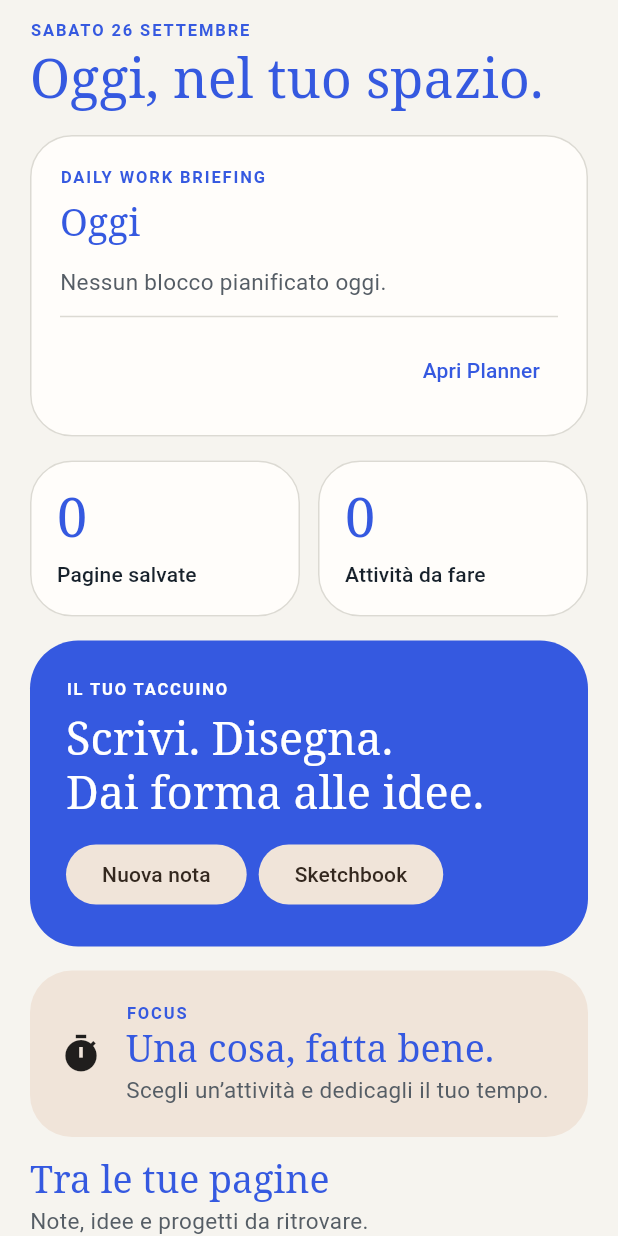
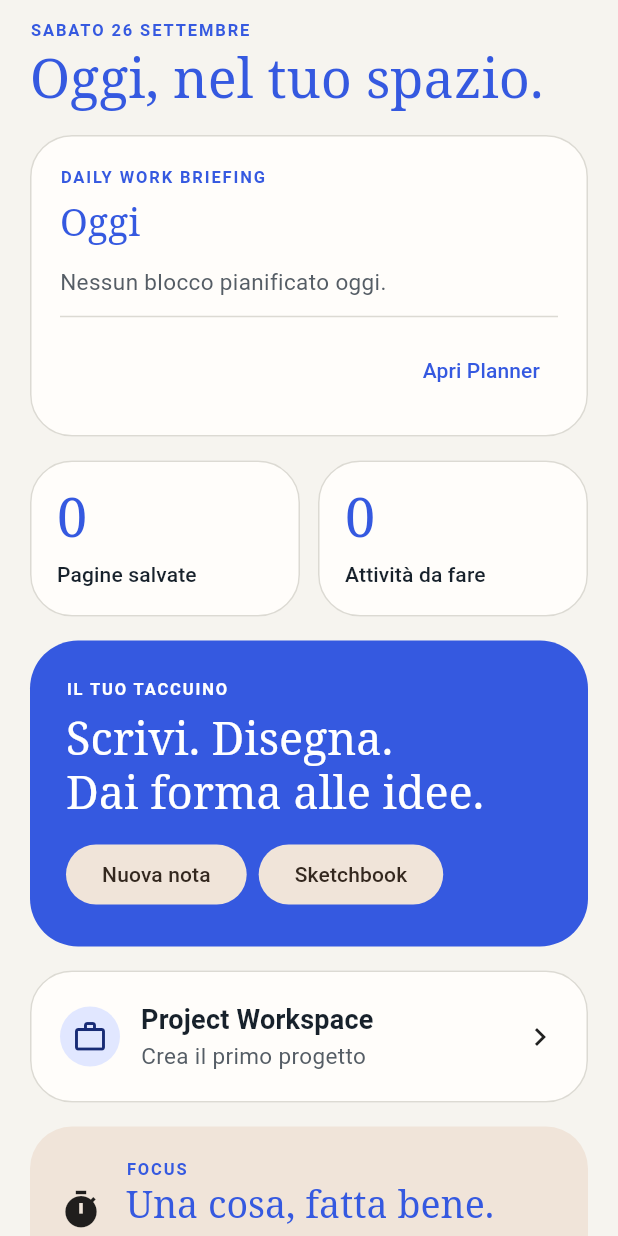
Before and after one commit to riccardopinato/Notes-Ecosistema, a Flutter app: the HomeScreen widget shown alone on an empty page, opened directly with empty values, on a phone screen of 412 x 824 dp. Run offline on Flutter 3.47's test engine with Material 3 defaults, Android fonts, the phone set to English and light mode, and no system bars; our stand-ins replace file_picker, flutter_markdown_plus, flutter_riverpod, image_picker, shared_preferences, sqflite; missing offline and left inert: google_mlkit_document_scanner, google_mlkit_text_recognition, record; accounts and stored records are empty.

Commit message:
feat(p5): surface Project Workspace from Home

```diff
--- a/flutter_app/lib/src/screens/home_screen.dart
+++ b/flutter_app/lib/src/screens/home_screen.dart
@@ -18,6 +18,8 @@ class HomeScreen extends StatefulWidget {
     required this.onSketch,
     required this.onCollection,
     required this.onOpenNote,
+    required this.onProjects,
+    required this.projectCount,
     this.sharedUnread = 0,
     super.key,
   });
@@ -31,6 +33,8 @@ class HomeScreen extends StatefulWidget {
   final VoidCallback onSketch;
   final ValueChanged<String> onCollection;
   final ValueChanged<Note> onOpenNote;
+  final VoidCallback onProjects;
+  final int projectCount;
   final int sharedUnread;
 
   @override
@@ -92,6 +96,11 @@ class _HomeScreenState extends State<HomeScreen> {
         ),
         const SizedBox(height: 16),
         _NotebookCard(onCreate: widget.onCreate, onSketch: widget.onSketch),
+        const SizedBox(height: 16),
+        _ProjectCard(
+          count: widget.projectCount,
+          onTap: widget.onProjects,
+        ),
         const SizedBox(height: 16),
         FutureBuilder<FocusClock?>(
           future: _focus,
@@ -310,6 +319,59 @@ class _NotebookCard extends StatelessWidget {
   }
 }
 
+class _ProjectCard extends StatelessWidget {
+  const _ProjectCard({required this.count, required this.onTap});
+
+  final int count;
+  final VoidCallback onTap;
+
+  @override
+  Widget build(BuildContext context) {
+    final colors = Theme.of(context).colorScheme;
+    return Material(
+      color: colors.surface,
+      shape: RoundedRectangleBorder(
+        borderRadius: BorderRadius.circular(28),
+        side: BorderSide(color: colors.outlineVariant),
+      ),
+      child: InkWell(
+        borderRadius: BorderRadius.circular(28),
+        onTap: onTap,
+        child: Padding(
+          padding: const EdgeInsets.all(20),
+          child: Row(
+            children: [
+              CircleAvatar(
+                backgroundColor: colors.primaryContainer,
+                foregroundColor: colors.onPrimaryContainer,
+                child: const Icon(Icons.work_outline),
+              ),
+              const SizedBox(width: 14),
+              Expanded(
+                child: Column(
+                  crossAxisAlignment: CrossAxisAlignment.start,
+                  children: [
+                    Text(
+                      'Project Workspace',
+                      style: Theme.of(context).textTheme.titleMedium,
+                    ),
+                    Text(
+                      count == 0
+                          ? 'Crea il primo progetto'
+                          : '$count progetti attivi · 5 viste universali',
+                    ),
+                  ],
+                ),
+              ),
+              const Icon(Icons.chevron_right),
+            ],
+          ),
+        ),
+      ),
+    );
+  }
+}
+
 class _FocusCard extends StatelessWidget {
   const _FocusCard({required this.onTap, required this.active});
   final VoidCallback onTap;
```
